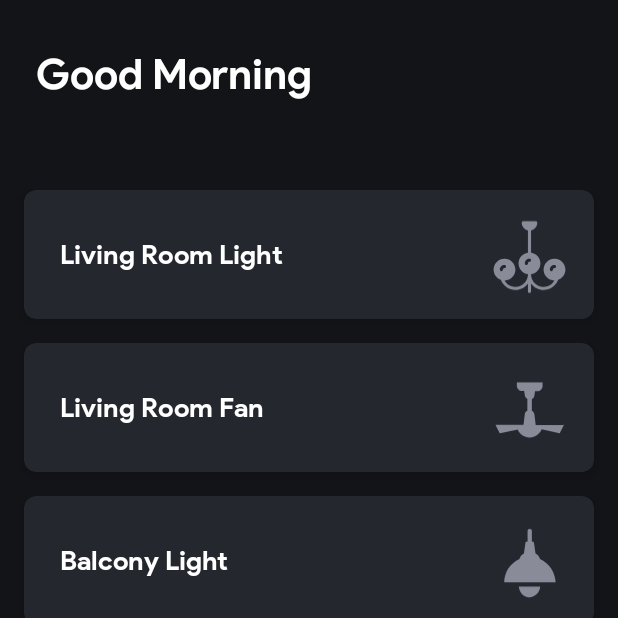
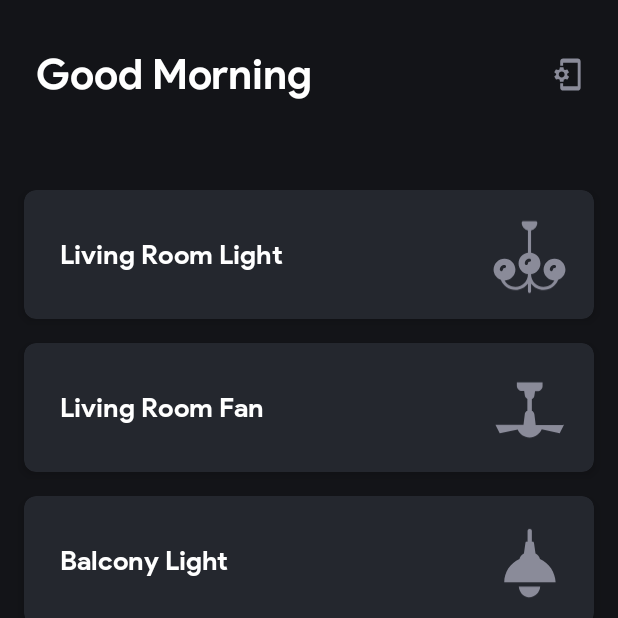
Before and after one commit to rkanjaria/BlueHome, an Android app: the HomeActivity screen opened directly, with no data from a screen before it, on a phone screen of 412 x 824 dp, the top half of it. Run offline under Robolectric (Android 15) with nearby library versions, the phone set to English and light mode, and no system bars; our stand-ins replace data binding.

Commit message:
Donw with pair activity icon on home

```diff
--- a/app/src/main/java/com/example/bluehome/ui/home/HomeActivity.kt
+++ b/app/src/main/java/com/example/bluehome/ui/home/HomeActivity.kt
@@ -41,9 +41,7 @@ class HomeActivity : AppCompatActivity(), BluetoothService.BluetoothServiceCallb
             })
 
             startConnection.observe(this@HomeActivity, EventObserver {
-                if (service == null) {
-                    service = BluetoothService(this@HomeActivity, this@HomeActivity)
-                }
+                service = BluetoothService(this@HomeActivity, this@HomeActivity)
                 service?.startClient(it, UUID_INSECURE)
             })
 
@@ -78,7 +76,5 @@ class HomeActivity : AppCompatActivity(), BluetoothService.BluetoothServiceCallb
         viewModel.createGreetings()
     }
 
-    fun getBluetoothService() = service
-
     fun obtainViewModel() = obtainViewModel(HomeViewModel::class.java)
 }
--- a/app/src/main/java/com/example/bluehome/ui/home/HomeFragment.kt
+++ b/app/src/main/java/com/example/bluehome/ui/home/HomeFragment.kt
@@ -6,6 +6,7 @@ import androidx.fragment.app.Fragment
 import android.view.LayoutInflater
 import android.view.View
 import android.view.ViewGroup
+import androidx.appcompat.widget.TooltipCompat
 import androidx.lifecycle.Observer
 import androidx.recyclerview.widget.LinearLayoutManager
 
@@ -35,6 +36,7 @@ class HomeFragment : Fragment(), DeviceAdapter.DeviceAdapterListener {
         binding.apply {
             viewmodel = viewModel
             lifecycleOwner = this@HomeFragment
+            TooltipCompat.setTooltipText(binding.pairIcon, getString(R.string.pair_devices))
         }
 
         viewModel.apply {
--- a/app/src/main/java/com/example/bluehome/ui/home/HomeViewModel.kt
+++ b/app/src/main/java/com/example/bluehome/ui/home/HomeViewModel.kt
@@ -27,7 +27,6 @@ class HomeViewModel(application: Application) : AndroidViewModel(application) {
 
     private val deviceList = mutableListOf<Device>()
     val deviceListLiveData = MutableLiveData<MutableList<Device>>()
-
 
     val sendData = MutableLiveData<Event<String>>()
 
@@ -73,6 +72,10 @@ class HomeViewModel(application: Application) : AndroidViewModel(application) {
         }
     }
 
+    fun onPairClicked(){
+        _openPairActivity.value = Event(Unit)
+    }
+
     fun createGreetings() {
         _greeting.value = when (Calendar.getInstance().get(Calendar.HOUR_OF_DAY)) {
             in 12..16 -> "Good Afternoon"
--- /dev/null
+++ b/app/src/main/res/drawable/ic_pair_devices.xml
@@ -0,0 +1,9 @@
+<vector xmlns:android="http://schemas.android.com/apk/res/android"
+        android:width="24dp"
+        android:height="24dp"
+        android:viewportWidth="24.0"
+        android:viewportHeight="24.0">
+    <path
+        android:fillColor="#8A8B99"
+        android:pathData="M11.8,12.5v-1l1.1,-0.8c0.1,-0.1 0.1,-0.2 0.1,-0.3l-1,-1.7c-0.1,-0.1 -0.2,-0.2 -0.3,-0.1l-1.3,0.4c-0.3,-0.2 -0.6,-0.4 -0.9,-0.5l-0.2,-1.3c0,-0.1 -0.1,-0.2 -0.3,-0.2H7c-0.1,0 -0.2,0.1 -0.3,0.2l-0.2,1.3c-0.3,0.1 -0.6,0.3 -0.9,0.5l-1.3,-0.5c-0.1,0 -0.2,0 -0.3,0.1l-1,1.7c-0.1,0.1 0,0.2 0.1,0.3l1.1,0.8v1l-1.1,0.8c-0.1,0.2 -0.1,0.3 -0.1,0.4l1,1.7c0.1,0.1 0.2,0.2 0.3,0.1l1.4,-0.4c0.3,0.2 0.6,0.4 0.9,0.5l0.2,1.3c-0.1,0.1 0.1,0.2 0.2,0.2h2c0.1,0 0.2,-0.1 0.3,-0.2l0.2,-1.3c0.3,-0.1 0.6,-0.3 0.9,-0.5l1.3,0.5c0.1,0 0.2,0 0.3,-0.1l1,-1.7c0.1,-0.1 0,-0.2 -0.1,-0.3l-1.1,-0.9zM8,14c-1.1,0 -2,-0.9 -2,-2s0.9,-2 2,-2 2,0.9 2,2 -0.9,2 -2,2zM19,1H9c-1.1,0 -2,0.9 -2,2v3h2V4h10v16H9v-2H7v3c0,1.1 0.9,2 2,2h10c1.1,0 2,-0.9 2,-2V3c0,-1.1 -0.9,-2 -2,-2z"/>
+</vector>
--- a/app/src/main/res/layout/activity_home.xml
+++ b/app/src/main/res/layout/activity_home.xml
@@ -10,20 +10,20 @@
             type="com.example.bluehome.ui.home.HomeViewModel" />
     </data>
 
-    <androidx.constraintlayout.widget.ConstraintLayout
+    <LinearLayout
         android:layout_width="match_parent"
         android:layout_height="match_parent"
-        android:background="@color/colorPrimaryDark">
+        android:orientation="vertical">
 
         <FrameLayout
             android:id="@+id/fragment_container"
-            android:layout_width="0dp"
-            android:layout_height="0dp"
+            android:layout_width="match_parent"
+            android:layout_height="match_parent"
             app:layout_constraintBottom_toBottomOf="parent"
             app:layout_constraintLeft_toLeftOf="parent"
             app:layout_constraintRight_toRightOf="parent"
             app:layout_constraintTop_toTopOf="parent" />
 
-    </androidx.constraintlayout.widget.ConstraintLayout>
+    </LinearLayout>
 
 </layout>
--- a/app/src/main/res/layout/cell_paired_device.xml
+++ b/app/src/main/res/layout/cell_paired_device.xml
@@ -16,6 +16,7 @@
         android:layout_width="match_parent"
         android:layout_height="wrap_content"
         app:cardElevation="0dp"
+        app:cardCornerRadius="0dp"
         app:rippleColor="@color/fontColor"
         app:cardBackgroundColor="@color/colorPrimaryDark">
 
@@ -23,6 +24,11 @@
             android:layout_width="match_parent"
             android:layout_height="wrap_content"
             android:orientation="vertical">
+
+            <View
+                android:layout_width="match_parent"
+                android:layout_height="2dp"
+                android:background="@color/cardBackgroundColor"/>
 
             <androidx.appcompat.widget.AppCompatTextView
                 style="@style/fontStyleRegular"
@@ -49,11 +55,6 @@
                 android:textColor="@color/fontColor"
                 android:textSize="@dimen/text_size_regular" />
 
-            <View
-                android:layout_width="match_parent"
-                android:layout_height="2dp"
-                android:background="@color/cardBackgroundColor"/>
-
         </LinearLayout>
 
 
--- a/app/src/main/res/layout/fragment_home.xml
+++ b/app/src/main/res/layout/fragment_home.xml
@@ -1,6 +1,7 @@
 <?xml version="1.0" encoding="utf-8"?>
 <layout xmlns:android="http://schemas.android.com/apk/res/android"
     xmlns:tools="http://schemas.android.com/tools"
+    xmlns:app="http://schemas.android.com/apk/res-auto"
     tools:context=".ui.home.HomeFragment">
 
     <data>
@@ -10,17 +11,34 @@
             type="com.example.bluehome.ui.home.HomeViewModel" />
     </data>
 
-    <LinearLayout
+    <androidx.constraintlayout.widget.ConstraintLayout
         android:layout_width="match_parent"
         android:layout_height="match_parent"
-        android:background="@color/colorPrimaryDark"
-        android:orientation="vertical">
+        android:background="@color/colorPrimaryDark">
+
+        <androidx.appcompat.widget.AppCompatImageView
+            android:id="@+id/pair_icon"
+            android:layout_width="0dp"
+            android:layout_height="0dp"
+            android:padding="@dimen/size_tiny_big_margin"
+            app:layout_constraintDimensionRatio="1:1"
+            app:layout_constraintEnd_toEndOf="parent"
+            app:srcCompat="@drawable/ic_pair_devices"
+            android:onClick="@{() -> viewmodel.onPairClicked()}"
+            android:background="?selectableItemBackgroundBorderless"
+            app:layout_constraintTop_toTopOf="@id/greeting_text"
+            app:layout_constraintBottom_toBottomOf="@id/greeting_text"
+            android:layout_marginEnd="@dimen/size_regular_margin" />
 
         <androidx.appcompat.widget.AppCompatTextView
+            android:id="@+id/greeting_text"
             style="@style/fontStyleBold"
-            android:layout_width="wrap_content"
+            android:layout_width="0dp"
             android:layout_height="wrap_content"
             android:layout_marginStart="@dimen/size_medium_margin"
+            app:layout_constraintTop_toTopOf="parent"
+            app:layout_constraintStart_toStartOf="parent"
+            app:layout_constraintEnd_toStartOf="@id/pair_icon"
             android:layout_marginTop="@dimen/size_big_margin"
             android:layout_marginEnd="@dimen/size_medium_margin"
             android:text="@{viewmodel.greeting}"
@@ -29,24 +47,32 @@
 
 
         <androidx.appcompat.widget.AppCompatTextView
+            android:id="@+id/status_string"
             style="@style/fontStyleRegular"
-            android:layout_width="wrap_content"
+            android:layout_width="0dp"
             android:layout_height="wrap_content"
             android:layout_marginStart="@dimen/size_medium_margin"
             android:onClick="@{() -> viewmodel.enableBluetoothAndConnect()}"
             android:paddingTop="@dimen/size_extra_small_margin"
             android:paddingBottom="@dimen/size_extra_small_margin"
             android:layout_marginEnd="@dimen/size_medium_margin"
+            app:layout_constraintTop_toBottomOf="@id/greeting_text"
+            app:layout_constraintStart_toStartOf="parent"
+            app:layout_constraintEnd_toEndOf="parent"
             android:text="@{viewmodel.status}"
             android:textColor="@color/whiteColor"
             android:textSize="@dimen/text_size_big" />
 
         <androidx.recyclerview.widget.RecyclerView
             android:id="@+id/device_recyclerview"
-            android:layout_width="match_parent"
-            android:layout_height="match_parent"
-            android:layout_marginTop="@dimen/size_medium_margin" />
+            android:layout_width="0dp"
+            android:layout_height="0dp"
+            android:layout_marginTop="@dimen/size_medium_margin"
+            app:layout_constraintStart_toStartOf="parent"
+            app:layout_constraintEnd_toEndOf="parent"
+            app:layout_constraintTop_toBottomOf="@id/status_string"
+            app:layout_constraintBottom_toBottomOf="parent" />
 
-    </LinearLayout>
+    </androidx.constraintlayout.widget.ConstraintLayout>
 
 </layout>
--- a/app/src/main/res/values/dimens.xml
+++ b/app/src/main/res/values/dimens.xml
@@ -3,6 +3,7 @@
 
 
     <dimen name="size_tiny_margin">4dp</dimen>
+    <dimen name="size_tiny_big_margin">6dp</dimen>
     <dimen name="size_extra_small_margin">8dp</dimen>
     <dimen name="size_small_margin">12dp</dimen>
     <dimen name="size_regular_margin">16dp</dimen>
--- a/app/src/main/res/values/strings.xml
+++ b/app/src/main/res/values/strings.xml
@@ -6,4 +6,5 @@
     <string name="devices_connected">All devices connected.</string>
     <string name="failed_to_connect">Failed to connect devices. Tap to retry</string>
     <string name="tap_to_retry">Tap to retry</string>
+    <string name="pair_devices">Pair Devices</string>
 </resources>
--- a/app/src/main/res/values/styles.xml
+++ b/app/src/main/res/values/styles.xml
@@ -6,6 +6,7 @@
         <item name="colorPrimary">@color/colorPrimary</item>
         <item name="colorPrimaryDark">@color/colorPrimaryDark</item>
         <item name="colorAccent">@color/colorAccent</item>
+        <item name="colorControlHighlight">@color/fontColor</item>
     </style>
 
     <style name="fontStyleBold" parent="@android:style/TextAppearance.Medium">
```
